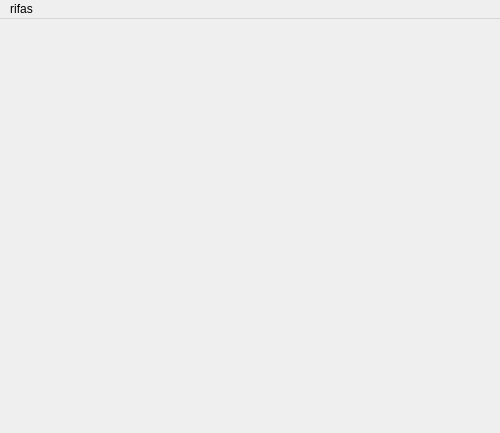
First picture: the form in ui/ui.ui, repository dviceentesilva532/rifa_game, before the edit.
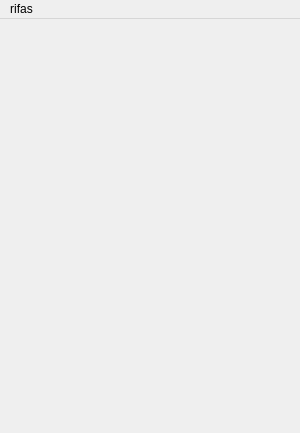
Second picture: the form after the edit.

Diff of the .ui file:
```diff
--- a/ui/ui.ui
+++ b/ui/ui.ui
@@ -9,19 +9,25 @@
    <rect>
     <x>0</x>
     <y>0</y>
-    <width>500</width>
+    <width>300</width>
     <height>433</height>
    </rect>
   </property>
+  <property name="sizePolicy">
+   <sizepolicy hsizetype="Fixed" vsizetype="Fixed">
+    <horstretch>0</horstretch>
+    <verstretch>0</verstretch>
+   </sizepolicy>
+  </property>
   <property name="minimumSize">
    <size>
-    <width>500</width>
+    <width>300</width>
     <height>433</height>
    </size>
   </property>
   <property name="maximumSize">
    <size>
-    <width>500</width>
+    <width>300</width>
     <height>433</height>
    </size>
   </property>
@@ -29,15 +35,21 @@
    <string>MainWindow</string>
   </property>
   <widget class="QWidget" name="centralwidget">
+   <property name="sizePolicy">
+    <sizepolicy hsizetype="Fixed" vsizetype="Fixed">
+     <horstretch>0</horstretch>
+     <verstretch>0</verstretch>
+    </sizepolicy>
+   </property>
    <property name="minimumSize">
     <size>
-     <width>500</width>
+     <width>300</width>
      <height>400</height>
     </size>
    </property>
    <property name="maximumSize">
     <size>
-     <width>500</width>
+     <width>300</width>
      <height>400</height>
     </size>
    </property>
@@ -62,7 +74,7 @@
     <rect>
      <x>0</x>
      <y>0</y>
-     <width>500</width>
+     <width>300</width>
      <height>33</height>
     </rect>
    </property>
```
Left out of the diff: 13 changed lines with no effect on the pictures.
